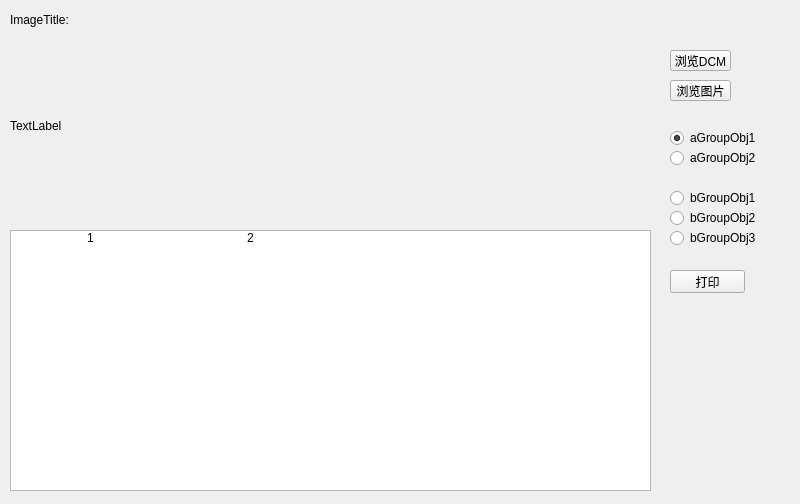
The window that QtGuiApplicationTest/QtGuiApplicationTest/MainTabPageFirst.ui (xautshuanglong/QtLearningRepository) describes before a commit, drawn with Qt 5.
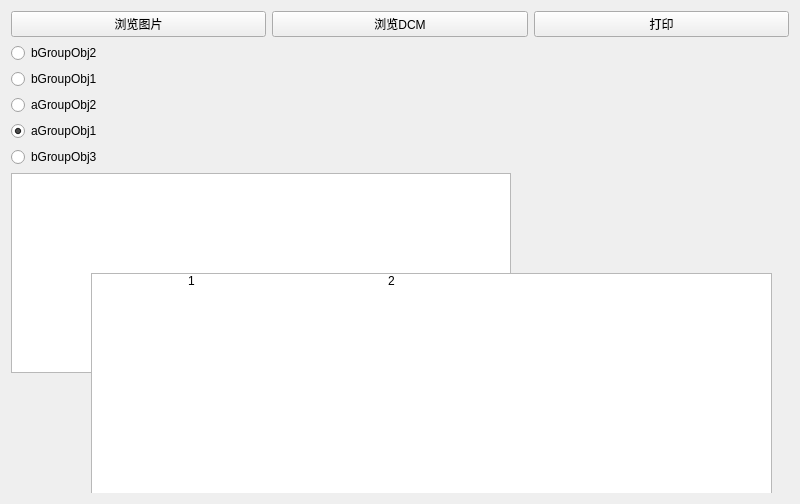
The same window after the commit. Icons and pictures are not drawn.

Commit message: 调整首页布局

Patch:
```diff
--- a/QtGuiApplicationTest/QtGuiApplicationTest/MainTabPageFirst.ui
+++ b/QtGuiApplicationTest/QtGuiApplicationTest/MainTabPageFirst.ui
@@ -22,80 +22,59 @@
   <property name="styleSheet">
    <string notr="true"/>
   </property>
-  <widget class="QLabel" name="imgTitleTip">
-   <property name="geometry">
-    <rect>
-     <x>10</x>
-     <y>10</y>
-     <width>70</width>
-     <height>20</height>
-    </rect>
-   </property>
-   <property name="text">
-    <string>ImageTitle:</string>
-   </property>
-  </widget>
-  <widget class="QLabel" name="imgTitleValue">
-   <property name="geometry">
-    <rect>
-     <x>80</x>
-     <y>10</y>
-     <width>391</width>
-     <height>20</height>
-    </rect>
-   </property>
-   <property name="text">
-    <string/>
-   </property>
-  </widget>
-  <widget class="QLabel" name="imgContent">
-   <property name="geometry">
-    <rect>
-     <x>10</x>
-     <y>40</y>
-     <width>551</width>
-     <height>171</height>
-    </rect>
-   </property>
-   <property name="text">
-    <string>TextLabel</string>
-   </property>
-  </widget>
-  <widget class="QPushButton" name="btnBrowserDcm">
-   <property name="geometry">
-    <rect>
-     <x>670</x>
-     <y>50</y>
-     <width>61</width>
-     <height>21</height>
-    </rect>
-   </property>
-   <property name="text">
-    <string>浏览DCM</string>
-   </property>
-  </widget>
+  <layout class="QVBoxLayout" name="verticalLayout_4">
+   <item>
+    <layout class="QVBoxLayout" name="verticalLayout">
+     <item>
+      <layout class="QHBoxLayout" name="horizontalLayout">
+       <item>
   <widget class="QPushButton" name="btnBrowserImg">
-   <property name="geometry">
-    <rect>
-     <x>670</x>
-     <y>80</y>
-     <width>61</width>
-     <height>21</height>
-    </rect>
-   </property>
    <property name="text">
     <string>浏览图片</string>
    </property>
   </widget>
+       </item>
+       <item>
+        <widget class="QPushButton" name="btnBrowserDcm">
+         <property name="text">
+          <string>浏览DCM</string>
+         </property>
+        </widget>
+       </item>
+       <item>
+        <widget class="QPushButton" name="btnPrint">
+         <property name="text">
+          <string>打印</string>
+         </property>
+        </widget>
+       </item>
+      </layout>
+     </item>
+     <item>
+      <layout class="QVBoxLayout" name="verticalLayout_3">
+       <item>
+        <widget class="QRadioButton" name="bGroupObj2">
+         <property name="text">
+          <string>bGroupObj2</string>
+         </property>
+        </widget>
+       </item>
+       <item>
+        <widget class="QRadioButton" name="bGroupObj1">
+         <property name="text">
+          <string>bGroupObj1</string>
+         </property>
+        </widget>
+       </item>
+       <item>
+        <widget class="QRadioButton" name="aGroupObj2">
+         <property name="text">
+          <string>aGroupObj2</string>
+         </property>
+        </widget>
+       </item>
+       <item>
   <widget class="QRadioButton" name="aGroupObj1">
-   <property name="geometry">
-    <rect>
-     <x>670</x>
-     <y>130</y>
-     <width>89</width>
-     <height>16</height>
-    </rect>
-   </property>
    <property name="styleSheet">
     <string notr="true"/>
    </property>
@@ -106,81 +85,38 @@
     <bool>true</bool>
    </property>
   </widget>
-  <widget class="QRadioButton" name="aGroupObj2">
-   <property name="geometry">
-    <rect>
-     <x>670</x>
-     <y>150</y>
-     <width>89</width>
-     <height>16</height>
-    </rect>
-   </property>
-   <property name="text">
-    <string>aGroupObj2</string>
-   </property>
-  </widget>
-  <widget class="QRadioButton" name="bGroupObj1">
-   <property name="geometry">
-    <rect>
-     <x>670</x>
-     <y>190</y>
-     <width>89</width>
-     <height>16</height>
-    </rect>
-   </property>
-   <property name="text">
-    <string>bGroupObj1</string>
-   </property>
-  </widget>
-  <widget class="QRadioButton" name="bGroupObj2">
-   <property name="geometry">
-    <rect>
-     <x>670</x>
-     <y>210</y>
-     <width>89</width>
-     <height>16</height>
-    </rect>
-   </property>
-   <property name="text">
-    <string>bGroupObj2</string>
-   </property>
-  </widget>
+       </item>
+       <item>
   <widget class="QRadioButton" name="bGroupObj3">
    <property name="enabled">
     <bool>true</bool>
    </property>
-   <property name="geometry">
-    <rect>
-     <x>670</x>
-     <y>230</y>
-     <width>89</width>
-     <height>16</height>
-    </rect>
-   </property>
    <property name="text">
     <string>bGroupObj3</string>
    </property>
   </widget>
-  <widget class="QPushButton" name="btnPrint">
-   <property name="geometry">
-    <rect>
-     <x>670</x>
-     <y>270</y>
-     <width>75</width>
-     <height>23</height>
-    </rect>
-   </property>
-   <property name="text">
-    <string>打印</string>
-   </property>
-  </widget>
+       </item>
+      </layout>
+     </item>
+    </layout>
+   </item>
+   <item>
+    <layout class="QVBoxLayout" name="verticalLayout_2">
+     <item>
+      <widget class="QWidget" name="listContainer" native="true">
+       <property name="sizePolicy">
+        <sizepolicy hsizetype="Expanding" vsizetype="Expanding">
+         <horstretch>0</horstretch>
+         <verstretch>0</verstretch>
+        </sizepolicy>
+       </property>
   <widget class="QListView" name="lvAppList">
    <property name="geometry">
     <rect>
-     <x>10</x>
-     <y>230</y>
-     <width>641</width>
-     <height>261</height>
+          <x>0</x>
+          <y>0</y>
+          <width>500</width>
+          <height>200</height>
     </rect>
    </property>
    <property name="focusPolicy">
@@ -226,10 +162,10 @@
   <widget class="QListWidget" name="lwAppList">
    <property name="geometry">
     <rect>
-     <x>10</x>
-     <y>230</y>
-     <width>641</width>
-     <height>261</height>
+          <x>80</x>
+          <y>100</y>
+          <width>681</width>
+          <height>221</height>
     </rect>
    </property>
    <property name="focusPolicy">
@@ -249,17 +185,20 @@
    </property>
    <property name="iconSize">
     <size>
-     <width>40</width>
-     <height>40</height>
-    </size>
-   </property>
+          <width>60</width>
+          <height>60</height>
+         </size>
+        </property>
+        <property name="resizeMode">
+         <enum>QListView::Adjust</enum>
+        </property>
    <property name="spacing">
     <number>10</number>
    </property>
    <property name="gridSize">
     <size>
-     <width>160</width>
-     <height>60</height>
+          <width>200</width>
+          <height>100</height>
     </size>
    </property>
    <property name="viewMode">
@@ -284,6 +223,11 @@
     </property>
    </item>
   </widget>
+      </widget>
+     </item>
+    </layout>
+   </item>
+  </layout>
  </widget>
  <resources>
   <include location="QtGuiApplicationTest.qrc"/>
```
Left out of the diff: 5 changed lines with no effect on the pictures. Lines whose indentation alone changed are shown as unchanged. The commit also changes 3 other files.
